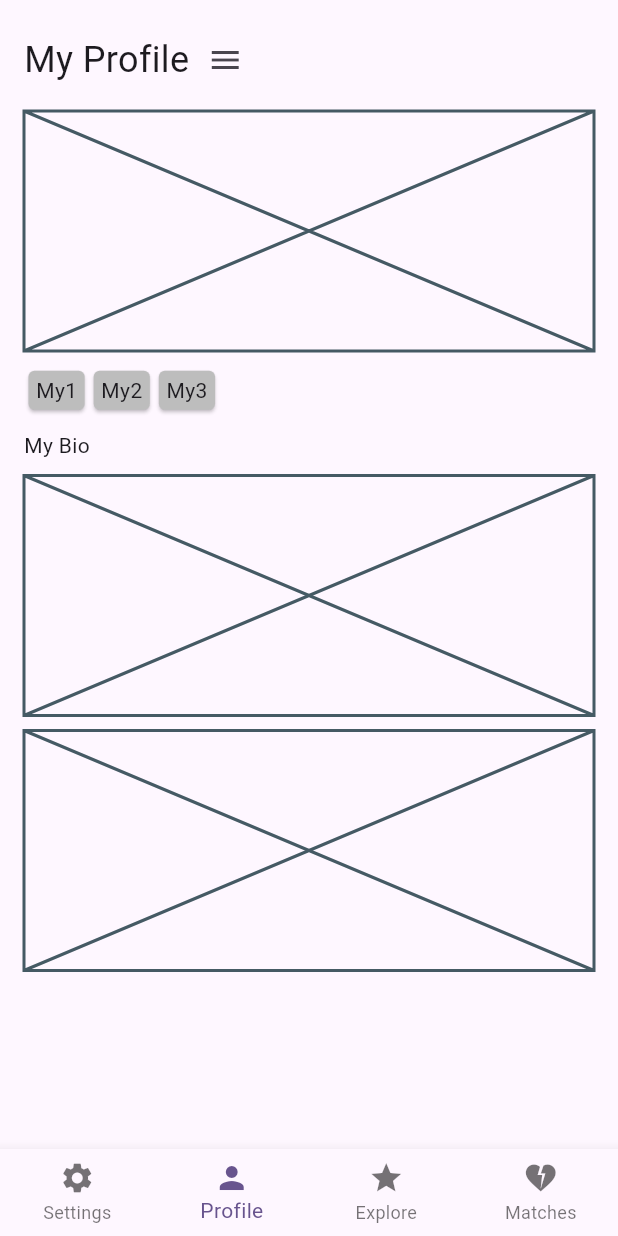
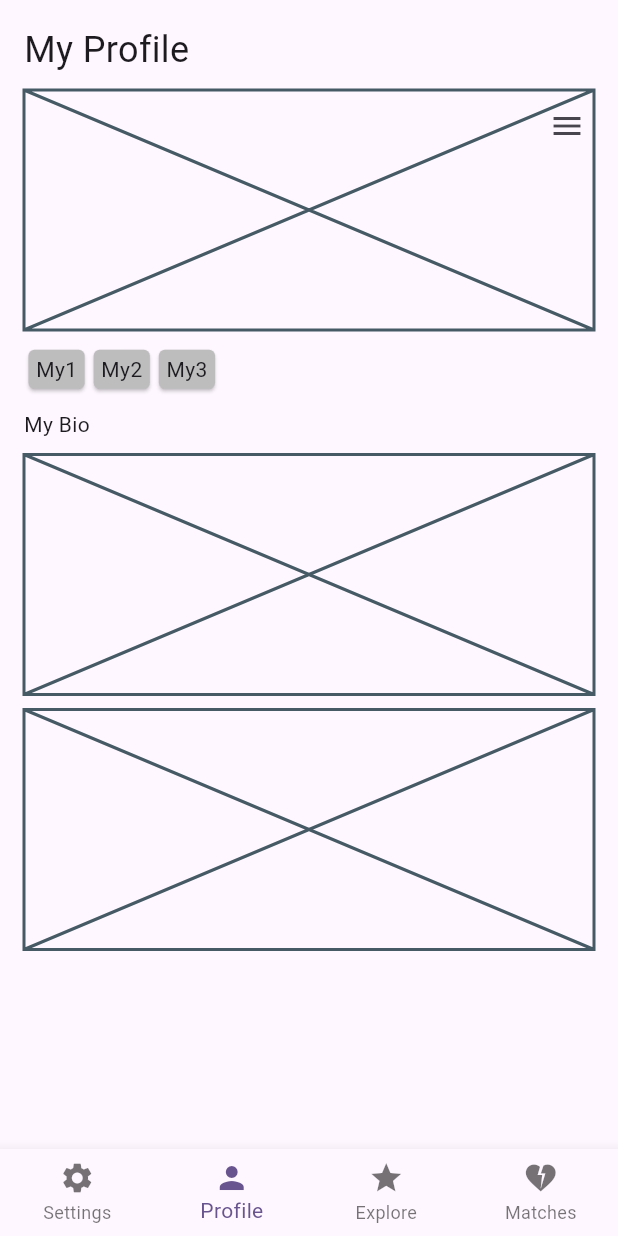
Before and after one commit to ChicoState/archenemy, a Flutter app: the screen it shows after launch, item 2 of the bottom bar chosen, on a phone screen of 412 x 824 dp. Run offline on Flutter 3.47's test engine with Material 3 defaults, Android fonts, the phone set to English and light mode, and no system bars; our stand-ins replace firebase_auth, firebase_core, logger; accounts and stored records are empty.

Commit message:
merged with main, incorporated edit profile, does not update profile page

```diff
--- a/lib/main.dart
+++ b/lib/main.dart
@@ -7,7 +7,7 @@ void main() {
 }
 
 class Root extends StatelessWidget {
-	const Root({ super.key });
+  const Root({super.key});
 
   @override
   Widget build(BuildContext ctx) {
@@ -16,25 +16,29 @@ class Root extends StatelessWidget {
           colorScheme: ColorScheme.fromSeed(seedColor: Colors.deepPurple),
           useMaterial3: true,
         ),
-      home: App()
-    );
+        home: App());
   }
 }
+
 class App extends StatefulWidget {
-	const App({ super.key });
+  const App({super.key});
 
   @override
   State<App> createState() => AppState();
 }
+
 class AppState extends State<App> {
   int pageIdx = 2;
   List<Widget Function()> pageBuilders = [
     () => Center(child: Text("Settings Placeholder")),
-    () => ProfileView(Profile("My Profile", DateTime.now(), "My Bio", ["My1", "My2", "My3"])),
+    () => MyProfileView(
+        Profile("My Profile", DateTime.now(), "My Bio", ["My1", "My2", "My3"])),
     //() => ProfileView(Profile("Example Profile", DateTime.now(), "Example Bio", ["Ex1", "Ex2", "Ex3", "Ex4"])),
     () => ExplorePage([
-			Profile("Example Profile #2", DateTime.now(), "Example Bio #2", ["Interest #1", "Interest #2", "Interest #3", "Interest #4"]),
-			Profile("Example Profile #1", DateTime.now(), "Example Bio", ["Ex1", "Ex2", "Ex3", "Ex4"]),
+          Profile("Example Profile #2", DateTime.now(), "Example Bio #2",
+              ["Interest #1", "Interest #2", "Interest #3", "Interest #4"]),
+          Profile("Example Profile #1", DateTime.now(), "Example Bio",
+              ["Ex1", "Ex2", "Ex3", "Ex4"]),
         ]),
     () => MatchesPage([
           Profile("Match 1", DateTime.now(), "Example Bio", ["I1", "I2"]),
@@ -57,10 +61,12 @@ class AppState extends State<App> {
           });
         },
         items: [
-					BottomNavigationBarItem(icon: Icon(Icons.settings), label: "Settings"),
+          BottomNavigationBarItem(
+              icon: Icon(Icons.settings), label: "Settings"),
           BottomNavigationBarItem(icon: Icon(Icons.person), label: "Profile"),
           BottomNavigationBarItem(icon: Icon(Icons.star), label: "Explore"),
-					BottomNavigationBarItem(icon: Icon(Icons.heart_broken), label: "Matches"),
+          BottomNavigationBarItem(
+              icon: Icon(Icons.heart_broken), label: "Matches"),
         ],
       ),
     );
--- a/lib/profile.dart
+++ b/lib/profile.dart
@@ -60,21 +60,7 @@ class ProfileView extends StatelessWidget {
     }
 
     final children = [
-      Row(
-        children: [
-          Text(style: TextStyle(fontSize: 24), profile.name),
-          IconButton(
-              onPressed: () {
-                Navigator.push(
-                    context,
-                    MaterialPageRoute(
-                        builder: (context) => EditProfile(
-                              myProfile: profile,
-                            )));
-              },
-              icon: Icon(Icons.menu))
-        ],
-      ),
+      Text(style: TextStyle(fontSize: 24), profile.name),
       SizedBox(height: 160, child: Placeholder()),
       interestsView(profile.interests),
       Text(profile.bio),
@@ -142,6 +128,36 @@ class ProfileView extends StatelessWidget {
         child: const Icon(Icons.manage_accounts),
       ),
     );*/
+  }
+}
+
+class MyProfileView extends StatefulWidget {
+  const MyProfileView(this.myProfile, {super.key});
+  final Profile myProfile;
+  @override
+  State<StatefulWidget> createState() => _MyProfileViewState();
+}
+
+class _MyProfileViewState extends State<MyProfileView> {
+  @override
+  build(BuildContext context) {
+    final myProfile = widget.myProfile;
+    return Stack(children: [
+      ProfileView(myProfile),
+      Positioned(
+          top: 60,
+          right: 10,
+          child: IconButton(
+              onPressed: () {
+                Navigator.push(
+                    context,
+                    MaterialPageRoute(
+                        builder: (context) => EditProfile(
+                              myProfile: myProfile,
+                            )));
+              },
+              icon: Icon(Icons.menu)))
+    ]);
   }
 }
 
@@ -318,7 +334,7 @@ class _EditProfileState extends State<EditProfile> {
     return Scaffold(
       appBar: AppBar(
         backgroundColor: Theme.of(context).colorScheme.inversePrimary,
-        title: Text('My Profile'),
+        title: Text('Edit Profile'),
       ),
       body: Center(
         child: Padding(
```
Lines whose indentation alone changed are shown as unchanged.
